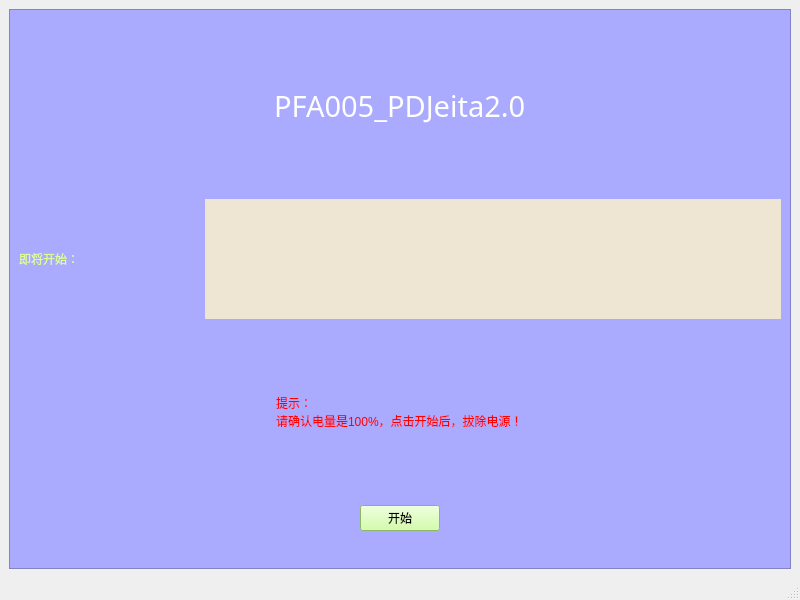
Qt form PFA005_PDJeita2/tishi.ui (caoedwin/GiteeMirror) before a commit.
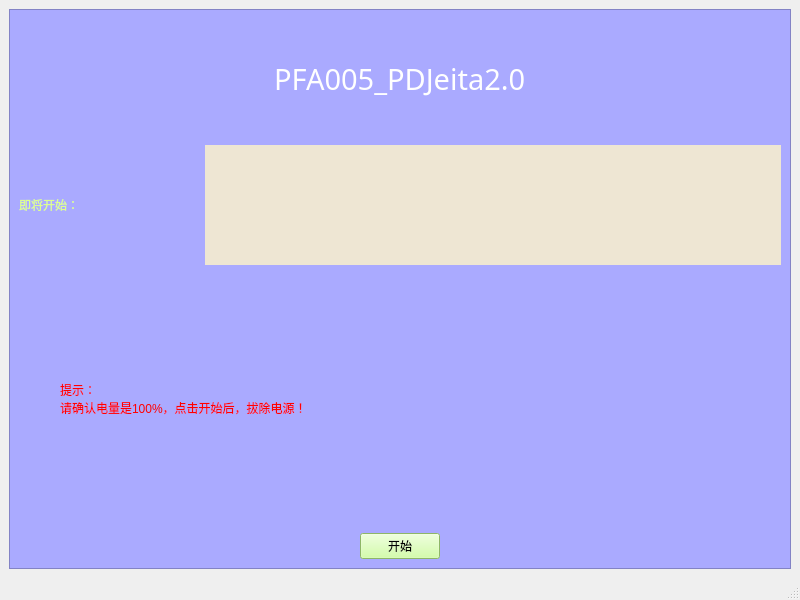
The same form after that commit.

```diff
--- a/PFA005_PDJeita2/tishi.ui
+++ b/PFA005_PDJeita2/tishi.ui
@@ -64,10 +64,16 @@
        </item>
        <item row="3" column="0" colspan="2" alignment="Qt::AlignHCenter">
         <widget class="QLabel" name="label">
+         <property name="minimumSize">
+          <size>
+           <width>680</width>
+           <height>120</height>
+          </size>
+         </property>
          <property name="maximumSize">
           <size>
            <width>16777215</width>
-           <height>120</height>
+           <height>360</height>
           </size>
          </property>
          <property name="styleSheet">
@@ -82,6 +88,12 @@
        </item>
        <item row="1" column="0" colspan="2" alignment="Qt::AlignHCenter">
         <widget class="QLabel" name="label_2">
+         <property name="minimumSize">
+          <size>
+           <width>0</width>
+           <height>100</height>
+          </size>
+         </property>
          <property name="maximumSize">
           <size>
            <width>16777215</width>
```
